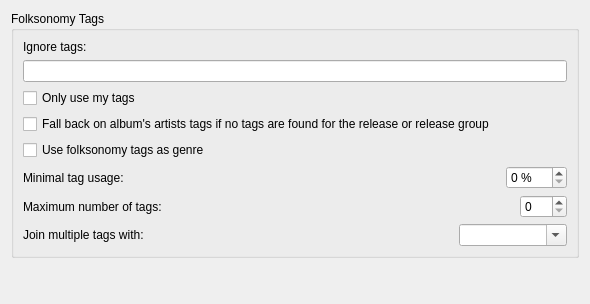
First picture: the form in ui/options_genres.ui, repository metabrainz/picard, before the edit.
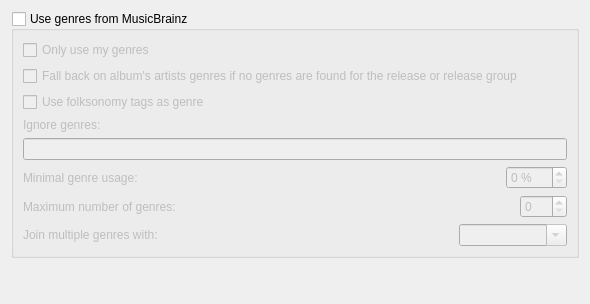
Second picture: the form after the edit.

Commit message: PICARD-1395: Load MusicBrainz genres

```diff
--- a/ui/options_genres.ui
+++ b/ui/options_genres.ui
@@ -14,33 +14,29 @@
    <item>
     <widget class="QGroupBox" name="rename_files_3">
      <property name="title">
-      <string>Folksonomy Tags</string>
+      <string>Use genres from MusicBrainz</string>
+     </property>
+     <property name="flat">
+      <bool>false</bool>
+     </property>
+     <property name="checkable">
+      <bool>true</bool>
+     </property>
+     <property name="checked">
+      <bool>false</bool>
      </property>
      <layout class="QVBoxLayout" name="verticalLayout">
-      <item>
-       <widget class="QLabel" name="ignore_tags_2">
-        <property name="text">
-         <string>Ignore tags:</string>
-        </property>
-       </widget>
-      </item>
-      <item>
-       <widget class="QLineEdit" name="ignore_tags"/>
-      </item>
       <item>
        <widget class="QCheckBox" name="only_my_tags">
         <property name="text">
-         <string>Only use my tags</string>
+         <string>Only use my genres</string>
         </property>
        </widget>
       </item>
       <item>
        <widget class="QCheckBox" name="artists_tags">
-        <property name="enabled">
-         <bool>true</bool>
-        </property>
         <property name="text">
-         <string>Fall back on album's artists tags if no tags are found for the release or release group</string>
+         <string>Fall back on album's artists genres if no genres are found for the release or release group</string>
         </property>
        </widget>
       </item>
@@ -51,6 +47,16 @@
         </property>
        </widget>
       </item>
+      <item>
+       <widget class="QLabel" name="ignore_tags_2">
+        <property name="text">
+         <string>Ignore genres:</string>
+        </property>
+       </widget>
+      </item>
+      <item>
+       <widget class="QLineEdit" name="ignore_tags"/>
+      </item>
       <item>
        <layout class="QHBoxLayout">
         <property name="spacing">
@@ -77,7 +83,7 @@
            </sizepolicy>
           </property>
           <property name="text">
-           <string>Minimal tag usage:</string>
+           <string>Minimal genre usage:</string>
           </property>
           <property name="buddy">
            <cstring>min_tag_usage</cstring>
@@ -122,7 +128,7 @@
            </sizepolicy>
           </property>
           <property name="text">
-           <string>Maximum number of tags:</string>
+           <string>Maximum number of genres:</string>
           </property>
           <property name="buddy">
            <cstring>min_tag_usage</cstring>
@@ -164,7 +170,7 @@
            </sizepolicy>
           </property>
           <property name="text">
-           <string>Join multiple tags with:</string>
+           <string>Join multiple genres with:</string>
           </property>
          </widget>
         </item>
```
Left out of the diff: 2 changed lines with no effect on the pictures. The commit also changes 9 other files.
